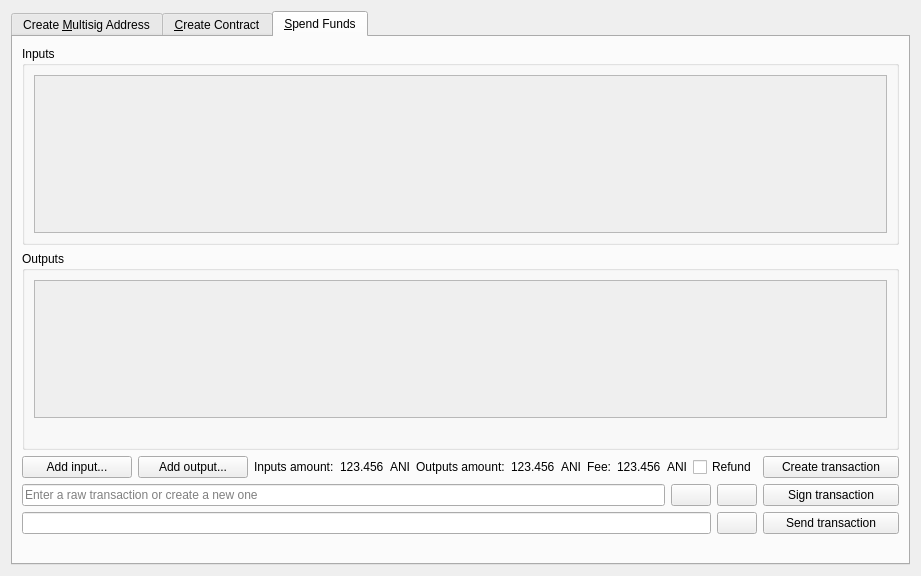
First picture: the form in src/qt/forms/multisigdialog.ui, repository Animecointeam/Animecoin, before the edit.
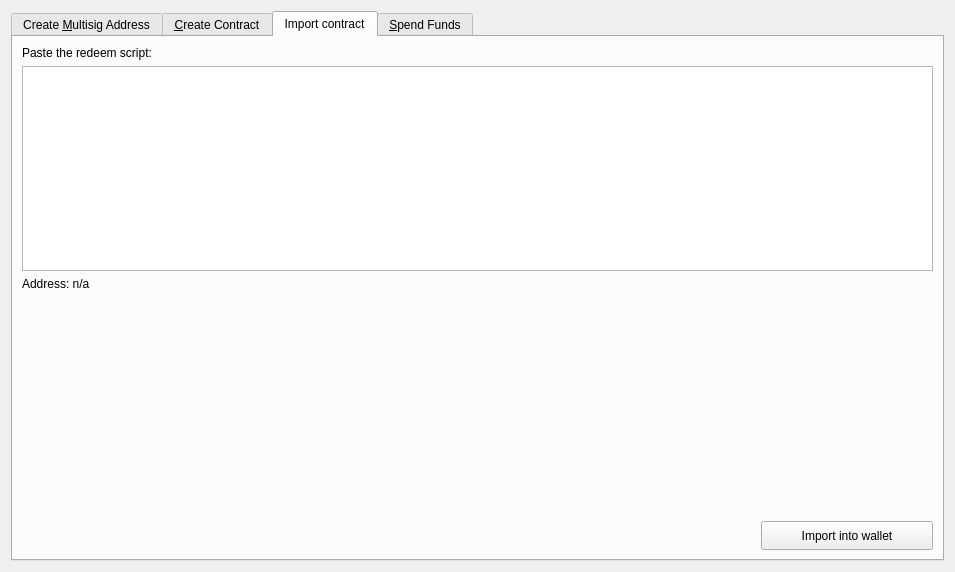
Second picture: the form after the edit. Icons and pictures are not drawn.

Commit message: (Draft) Importing tab.

Diff of the .ui file:
```diff
--- a/src/qt/forms/multisigdialog.ui
+++ b/src/qt/forms/multisigdialog.ui
@@ -6,8 +6,8 @@
    <rect>
     <x>0</x>
     <y>0</y>
-    <width>908</width>
-    <height>576</height>
+    <width>955</width>
+    <height>572</height>
    </rect>
   </property>
   <property name="windowTitle">
@@ -537,6 +537,80 @@
        </item>
       </layout>
      </widget>
+     <widget class="QWidget" name="tabImport">
+      <attribute name="title">
+       <string>Import contract</string>
+      </attribute>
+      <layout class="QVBoxLayout" name="verticalLayout_15">
+       <item>
+        <widget class="QLabel" name="pasteLabel">
+         <property name="text">
+          <string>Paste the redeem script:</string>
+         </property>
+        </widget>
+       </item>
+       <item>
+        <widget class="QPlainTextEdit" name="scriptEdit"/>
+       </item>
+       <item>
+        <widget class="QLabel" name="addressLabel_2">
+         <property name="text">
+          <string>Address: n/a</string>
+         </property>
+        </widget>
+       </item>
+       <item>
+        <widget class="QLabel" name="typeLabel">
+         <property name="text">
+          <string/>
+         </property>
+        </widget>
+       </item>
+       <item>
+        <spacer name="verticalSpacer_5">
+         <property name="orientation">
+          <enum>Qt::Vertical</enum>
+         </property>
+         <property name="sizeHint" stdset="0">
+          <size>
+           <width>20</width>
+           <height>40</height>
+          </size>
+         </property>
+        </spacer>
+       </item>
+       <item>
+        <layout class="QHBoxLayout" name="horizontalLayout_4">
+         <item>
+          <spacer name="horizontalSpacer_5">
+           <property name="orientation">
+            <enum>Qt::Horizontal</enum>
+           </property>
+           <property name="sizeHint" stdset="0">
+            <size>
+             <width>40</width>
+             <height>20</height>
+            </size>
+           </property>
+          </spacer>
+         </item>
+         <item>
+          <widget class="QPushButton" name="importContractButton">
+           <property name="minimumSize">
+            <size>
+             <width>172</width>
+             <height>29</height>
+            </size>
+           </property>
+           <property name="text">
+            <string>Import into wallet</string>
+           </property>
+          </widget>
+         </item>
+        </layout>
+       </item>
+      </layout>
+     </widget>
      <widget class="QWidget" name="tabSpendFunds">
       <attribute name="title">
        <string>&amp;Spend Funds</string>
@@ -621,8 +695,8 @@
                   <rect>
                    <x>0</x>
                    <y>0</y>
-                   <width>840</width>
-                   <height>144</height>
+                   <width>905</width>
+                   <height>120</height>
                   </rect>
                  </property>
                  <property name="sizePolicy">
```
Left out of the diff: 12 changed lines with no effect on the pictures. The commit also changes 2 other files.
